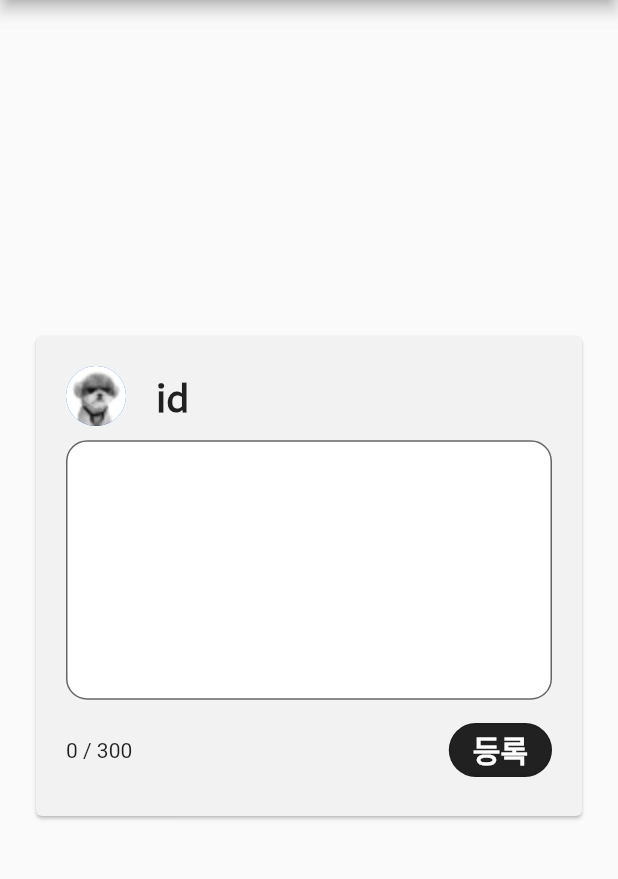
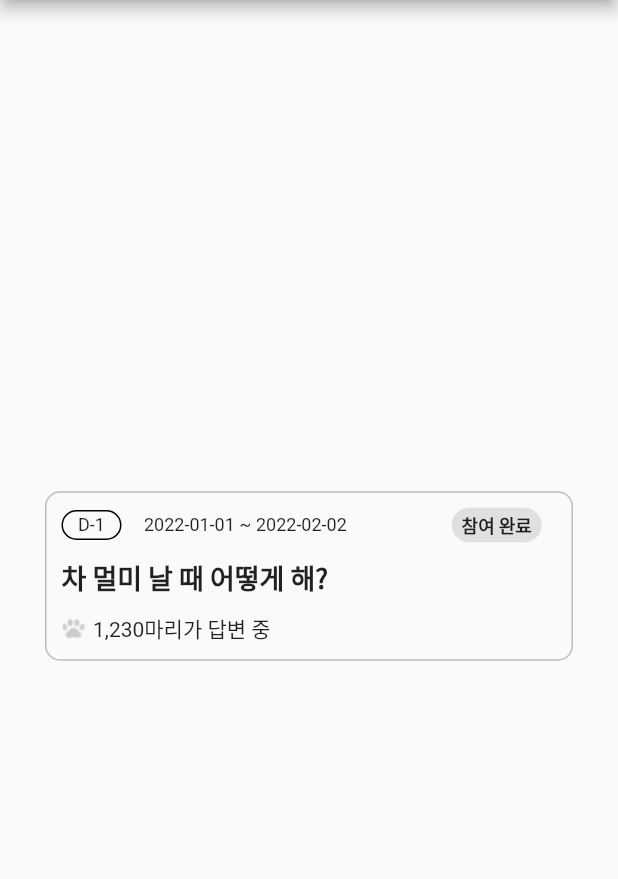
Before and after one commit to Morris235/ouul, a Flutter app: the screen it shows after launch, on a phone screen of 412 x 824 dp, the part 84-963 px from its top. Run offline on Flutter 3.47's test engine with Material 2 defaults, Android fonts, the phone set to English and light mode, and no system bars.

Commit message:
feat : 투표 리스트 아이템 레이아웃

```diff
--- a/lib/components/reply_write_card.dart
+++ b/lib/components/reply_write_card.dart
@@ -47,6 +47,7 @@ class ReplyWriteCard extends StatelessWidget {
                               borderSide: BorderSide(color: Color(0xff2D9CDB))),
                           filled: true,
                           fillColor: Colors.white),
+                      // 입력 필드 선택시 라인 확장
                       maxLines: 7,
                     ),
                     Row(
--- /dev/null
+++ b/lib/components/vote_list_topic_item.dart
@@ -0,0 +1,91 @@
+import 'package:flutter/material.dart';
+
+class VoteListTopicItem extends StatelessWidget {
+  const VoteListTopicItem({super.key});
+
+  @override
+  Widget build(BuildContext context) {
+    return Center(
+      child: Container(
+          width: 359,
+          height: 113,
+          margin: const EdgeInsets.all(30.0),
+          padding: const EdgeInsets.all(10.0),
+          decoration: BoxDecoration(
+              borderRadius: const BorderRadius.all(Radius.circular(10)),
+              border: Border.all(color: const Color(0xffBDBDBD))),
+          child: Column(
+            mainAxisAlignment: MainAxisAlignment.start,
+            crossAxisAlignment: CrossAxisAlignment.start,
+            children: [
+              Row(
+                children: [
+                  Container(
+                      width: 40,
+                      height: 20,
+                      decoration: BoxDecoration(
+                          borderRadius:
+                              const BorderRadius.all(Radius.circular(10)),
+                          border: Border.all(color: Colors.black)),
+                      child: const Center(
+                          child: Text(
+                        'D-1',
+                        style: TextStyle(fontSize: 12),
+                        textAlign: TextAlign.center,
+                      ))),
+                  const SizedBox(width: 15),
+                  const Text(
+                    '2022-01-01 ~ 2022-02-02',
+                    style: TextStyle(fontSize: 12),
+                    textAlign: TextAlign.center,
+                  ),
+                  const SizedBox(
+                    width: 70,
+                  ),
+                  Container(
+                      width: 60,
+                      height: 23,
+                      decoration: BoxDecoration(
+                          color: const Color(0xffE0E0E0),
+                          borderRadius:
+                              const BorderRadius.all(Radius.circular(20)),
+                          border: Border.all(color: const Color(0xffE0E0E0))),
+                      child: const Center(
+                        child: Text(
+                          '참여 완료',
+                          style: TextStyle(
+                              fontSize: 12,
+                              fontFamily: 'Noto_Sans_KR',
+                              fontWeight: FontWeight.w700),
+                          textAlign: TextAlign.center,
+                        ),
+                      ))
+                ],
+              ),
+              const SizedBox(
+                height: 10,
+              ),
+              const Text(
+                '차 멀미 날 때 어떻게 해?',
+                style: TextStyle(
+                    fontSize: 18,
+                    fontFamily: 'Noto_Sans_KR',
+                    fontWeight: FontWeight.w700),
+              ),
+              const SizedBox(
+                height: 10,
+              ),
+              Row(
+                children: [
+                  Image.asset('assets/images/paws2.png'),
+                  const SizedBox(
+                    width: 5,
+                  ),
+                  const Text('1,230마리가 답변 중')
+                ],
+              ),
+            ],
+          )),
+    );
+  }
+}
--- a/lib/main.dart
+++ b/lib/main.dart
@@ -1,4 +1,5 @@
 import 'package:flutter/material.dart';
+import 'package:ouul/components/vote_list_topic_item.dart';
 import 'components/reply_write_card.dart';
 
 void main() {
@@ -40,7 +41,7 @@ class _MyHomePageState extends State<MyHomePage> {
       body: Center(
         child: Column(
           mainAxisAlignment: MainAxisAlignment.center,
-          children: const <Widget>[ReplyWriteCard()],
+          children: const <Widget>[VoteListTopicItem()],
         ),
       ),
     );
--- a/pubspec.yaml
+++ b/pubspec.yaml
@@ -27,6 +27,7 @@ flutter:
     # - images/a_dot_burr.jpeg
     # - images/a_dot_ham.jpeg
     - assets/images/test_avatar.png
+    - assets/images/paws2.png
 
   # An image asset can refer to one or more resolution-specific "variants", see
   # https://flutter.dev/assets-and-images/#resolution-aware
```
Also changed, not shown: assets/images/paws2.png (added).
